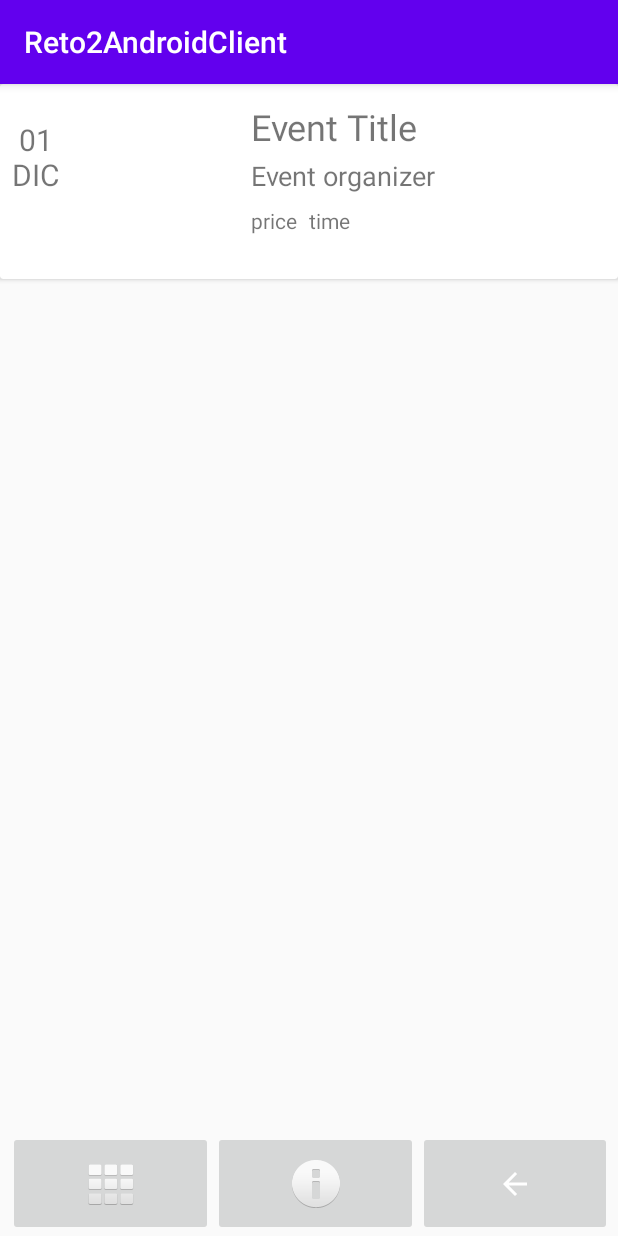
After one commit to grupo2i/reto2AndroidClient, an Android app: the Home screen opened directly, with no data from a screen before it, on a phone screen of 412 x 824 dp. The commit adds this screen. Run offline under Robolectric (Android 15) with nearby library versions, the phone set to English and light mode, and no system bars.

Commit message:
activity_home.xml implemented.

```diff
--- a/app/build.gradle
+++ b/app/build.gradle
@@ -26,6 +26,7 @@ dependencies {
     implementation fileTree(dir: "libs", include: ["*.jar"])
     implementation 'androidx.appcompat:appcompat:1.2.0'
     implementation 'androidx.constraintlayout:constraintlayout:2.0.4'
+    implementation 'androidx.cardview:cardview:1.0.0'
     testImplementation 'junit:junit:4.12'
     androidTestImplementation 'androidx.test.ext:junit:1.1.2'
     androidTestImplementation 'androidx.test.espresso:espresso-core:3.3.0'
--- a/app/src/main/AndroidManifest.xml
+++ b/app/src/main/AndroidManifest.xml
@@ -9,6 +9,7 @@
         android:roundIcon="@mipmap/ic_launcher_round"
         android:supportsRtl="true"
         android:theme="@style/AppTheme">
+        <activity android:name=".activities.Home"></activity>
         <activity android:name=".activities.LogIn">
             <intent-filter>
                 <action android:name="android.intent.action.MAIN" />
--- /dev/null
+++ b/app/src/main/java/com/example/reto2androidclient/activities/Home.java
@@ -0,0 +1,16 @@
+package com.example.reto2androidclient.activities;
+
+import androidx.appcompat.app.AppCompatActivity;
+
+import android.os.Bundle;
+
+import com.example.reto2androidclient.R;
+
+public class Home extends AppCompatActivity {
+
+    @Override
+    protected void onCreate(Bundle savedInstanceState) {
+        super.onCreate(savedInstanceState);
+        setContentView(R.layout.activity_home);
+    }
+}
--- a/app/src/main/java/com/example/reto2androidclient/activities/LogIn.java
+++ b/app/src/main/java/com/example/reto2androidclient/activities/LogIn.java
@@ -2,15 +2,29 @@ package com.example.reto2androidclient.activities;
 
 import androidx.appcompat.app.AppCompatActivity;
 
+import android.content.Intent;
 import android.os.Bundle;
+import android.view.View;
+import android.widget.Button;
 
 import com.example.reto2androidclient.R;
 
 public class LogIn extends AppCompatActivity {
 
+    private Button buttonSignIn;
+
     @Override
     protected void onCreate(Bundle savedInstanceState) {
         super.onCreate(savedInstanceState);
         setContentView(R.layout.activity_log_in);
+
+        buttonSignIn = findViewById(R.id.buttonSignIn);
+        buttonSignIn.setOnClickListener(new View.OnClickListener() {
+            @Override
+            public void onClick(View v) {
+                Intent intent = new Intent(LogIn.this, Home.class);
+                startActivity(intent);
+            }
+        });
     }
 }
--- /dev/null
+++ b/app/src/main/res/layout/activity_home.xml
@@ -0,0 +1,136 @@
+<?xml version="1.0" encoding="utf-8"?>
+<androidx.constraintlayout.widget.ConstraintLayout xmlns:android="http://schemas.android.com/apk/res/android"
+    xmlns:app="http://schemas.android.com/apk/res-auto"
+    xmlns:tools="http://schemas.android.com/tools"
+    android:layout_width="match_parent"
+    android:layout_height="match_parent"
+    tools:context=".activities.Home">
+
+    <LinearLayout
+        android:id="@+id/linearLayoutNavigationBar"
+        android:layout_width="416dp"
+        android:layout_height="70dp"
+        android:orientation="horizontal"
+        android:paddingLeft="10px"
+        android:paddingRight="10px"
+        app:layout_constraintBottom_toBottomOf="parent"
+        app:layout_constraintEnd_toEndOf="parent"
+        app:layout_constraintStart_toStartOf="parent">
+
+        <ImageButton
+            android:id="@+id/imageButton2"
+            android:layout_width="wrap_content"
+            android:layout_height="match_parent"
+            android:layout_weight="1"
+            app:srcCompat="@android:drawable/ic_dialog_dialer" />
+
+        <ImageButton
+            android:id="@+id/imageButton4"
+            android:layout_width="wrap_content"
+            android:layout_height="match_parent"
+            android:layout_weight="1"
+            app:srcCompat="@android:drawable/ic_dialog_info" />
+
+        <ImageButton
+            android:id="@+id/imageButton3"
+            android:layout_width="wrap_content"
+            android:layout_height="match_parent"
+            android:layout_weight="1"
+            app:srcCompat="@drawable/abc_vector_test" />
+    </LinearLayout>
+
+    <LinearLayout
+        android:layout_width="0dp"
+        android:layout_height="0dp"
+        android:orientation="vertical"
+        app:layout_constraintBottom_toTopOf="@+id/linearLayoutNavigationBar"
+        app:layout_constraintEnd_toEndOf="parent"
+        app:layout_constraintStart_toStartOf="parent"
+        app:layout_constraintTop_toTopOf="parent">
+
+        <androidx.cardview.widget.CardView
+            android:layout_width="match_parent"
+            android:layout_height="130dp" >
+
+            <androidx.constraintlayout.widget.ConstraintLayout
+                android:layout_width="match_parent"
+                android:layout_height="match_parent">
+
+                <TextView
+                    android:id="@+id/textView11"
+                    android:layout_width="0dp"
+                    android:layout_height="wrap_content"
+                    android:layout_marginStart="8dp"
+                    android:layout_marginTop="8dp"
+                    android:layout_marginEnd="8dp"
+                    android:text="time"
+                    android:textSize="14sp"
+                    app:layout_constraintEnd_toEndOf="parent"
+                    app:layout_constraintStart_toEndOf="@+id/textView10"
+                    app:layout_constraintTop_toBottomOf="@+id/textView9" />
+
+                <TextView
+                    android:id="@+id/textView10"
+                    android:layout_width="0dp"
+                    android:layout_height="wrap_content"
+                    android:layout_marginStart="8dp"
+                    android:layout_marginTop="8dp"
+                    android:text="price"
+                    android:textSize="14sp"
+                    app:layout_constraintStart_toEndOf="@+id/imageView7"
+                    app:layout_constraintTop_toBottomOf="@+id/textView9" />
+
+                <TextView
+                    android:id="@+id/textView9"
+                    android:layout_width="0dp"
+                    android:layout_height="wrap_content"
+                    android:layout_marginStart="8dp"
+                    android:layout_marginTop="4dp"
+                    android:layout_marginEnd="8dp"
+                    android:text="Event organizer"
+                    android:textSize="18sp"
+                    app:layout_constraintEnd_toEndOf="parent"
+                    app:layout_constraintHorizontal_bias="1.0"
+                    app:layout_constraintStart_toEndOf="@+id/imageView7"
+                    app:layout_constraintTop_toBottomOf="@+id/textView8" />
+
+                <TextView
+                    android:id="@+id/textView8"
+                    android:layout_width="0dp"
+                    android:layout_height="wrap_content"
+                    android:layout_marginStart="8dp"
+                    android:layout_marginTop="12dp"
+                    android:layout_marginEnd="8dp"
+                    android:text="Event Title"
+                    android:textSize="24sp"
+                    app:layout_constraintEnd_toEndOf="parent"
+                    app:layout_constraintStart_toEndOf="@+id/imageView7"
+                    app:layout_constraintTop_toTopOf="parent" />
+
+                <ImageView
+                    android:id="@+id/imageView7"
+                    android:layout_width="111dp"
+                    android:layout_height="0dp"
+                    android:layout_marginStart="8dp"
+                    app:layout_constraintBottom_toBottomOf="parent"
+                    app:layout_constraintStart_toEndOf="@+id/textView7"
+                    app:layout_constraintTop_toTopOf="parent"
+                    app:layout_constraintVertical_bias="0.0"
+                    tools:srcCompat="@tools:sample/avatars" />
+
+                <TextView
+                    android:id="@+id/textView7"
+                    android:layout_width="wrap_content"
+                    android:layout_height="0dp"
+                    android:layout_marginStart="8dp"
+                    android:text="\n01\nDIC"
+                    android:textAlignment="center"
+                    android:textSize="20sp"
+                    app:layout_constraintBottom_toBottomOf="parent"
+                    app:layout_constraintStart_toStartOf="parent"
+                    app:layout_constraintTop_toTopOf="parent" />
+            </androidx.constraintlayout.widget.ConstraintLayout>
+        </androidx.cardview.widget.CardView>
+    </LinearLayout>
+
+</androidx.constraintlayout.widget.ConstraintLayout>
--- a/app/src/main/res/layout/activity_log_in.xml
+++ b/app/src/main/res/layout/activity_log_in.xml
@@ -50,7 +50,7 @@
         app:layout_constraintTop_toBottomOf="@+id/editTextTextPersonName" />
 
     <Button
-        android:id="@+id/button"
+        android:id="@+id/buttonSignIn"
         android:layout_width="0dp"
         android:layout_height="wrap_content"
         android:layout_marginStart="30dp"
@@ -75,7 +75,7 @@
         app:layout_constraintEnd_toEndOf="parent"
         app:layout_constraintHorizontal_bias="0.498"
         app:layout_constraintStart_toStartOf="parent"
-        app:layout_constraintTop_toBottomOf="@+id/button" />
+        app:layout_constraintTop_toBottomOf="@+id/buttonSignIn" />
 
     <Switch
         android:id="@+id/switch1"
```
